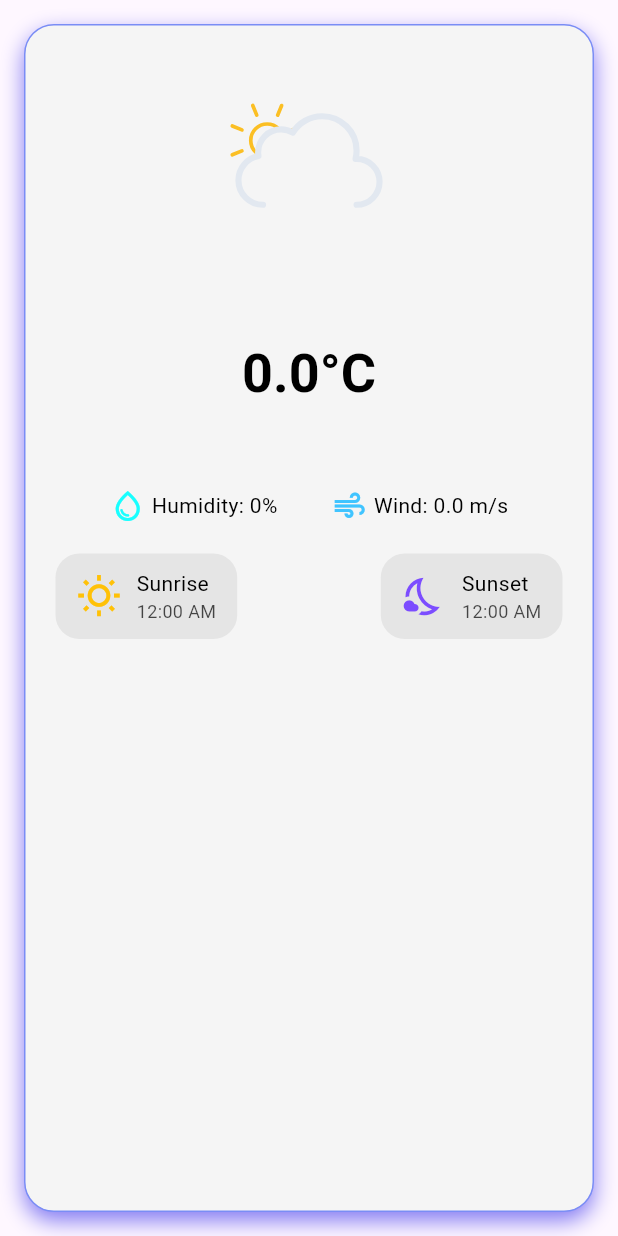
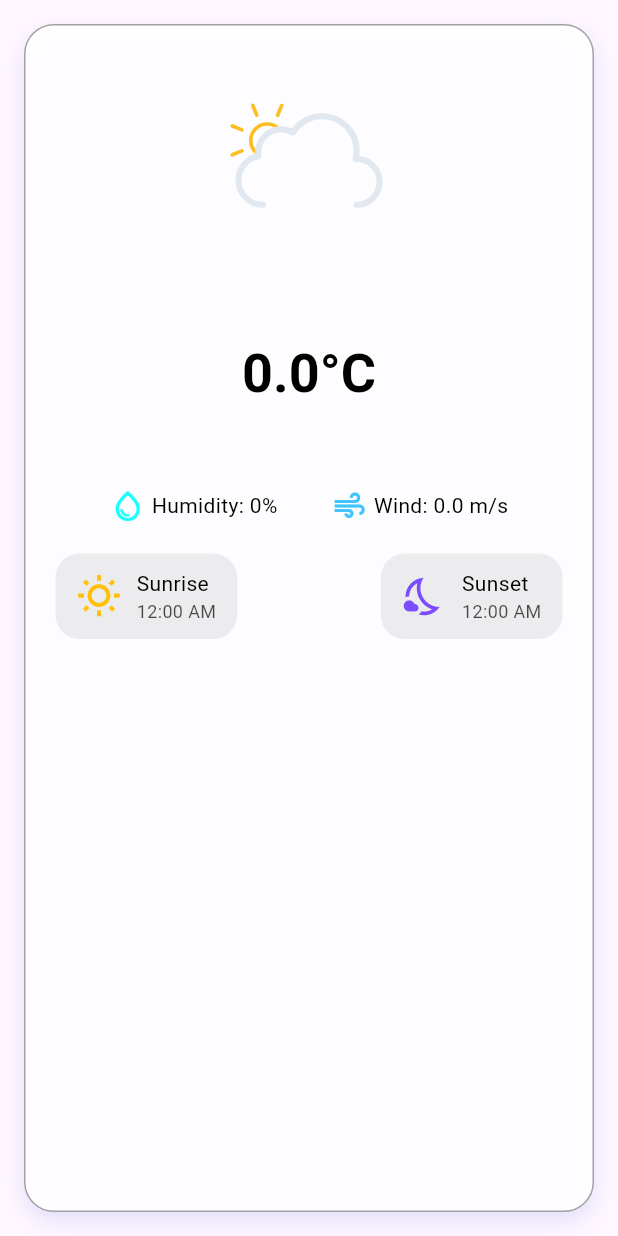
Before and after one commit to pubsaasha/Weather, a Flutter app: the WeatherCard widget shown alone on an empty page, opened directly with empty values, on a phone screen of 412 x 824 dp. Run offline on Flutter 3.47's test engine with Material 3 defaults, Android fonts, the phone set to English and light mode, and no system bars; our stand-ins replace lottie.

Commit message:
Your commit message

```diff
--- a/lib/widgets/weather_card.dart
+++ b/lib/widgets/weather_card.dart
@@ -20,16 +20,16 @@ class WeatherCard extends StatelessWidget {
           margin: const EdgeInsets.all(16),
           padding: const EdgeInsets.all(20),
           decoration: BoxDecoration(
-            color: const Color.fromARGB(255, 245, 245, 245),
+            color: const Color.fromARGB(240, 255, 255, 255),
             borderRadius: BorderRadius.circular(20),
             boxShadow: [
               BoxShadow(
-                color: const Color.fromARGB(232, 119, 110, 241),
+                color: const Color.fromARGB(94, 184, 180, 241),
                 blurRadius: 12,
                 offset: const Offset(0, 6),
               ),
             ],
-            border: Border.all(color: const Color.fromARGB(255, 122, 141, 245)),
+            border: Border.all(color: const Color.fromARGB(94, 1, 3, 16)),
           ),
           child: Column(
             mainAxisAlignment: MainAxisAlignment.start,
```
